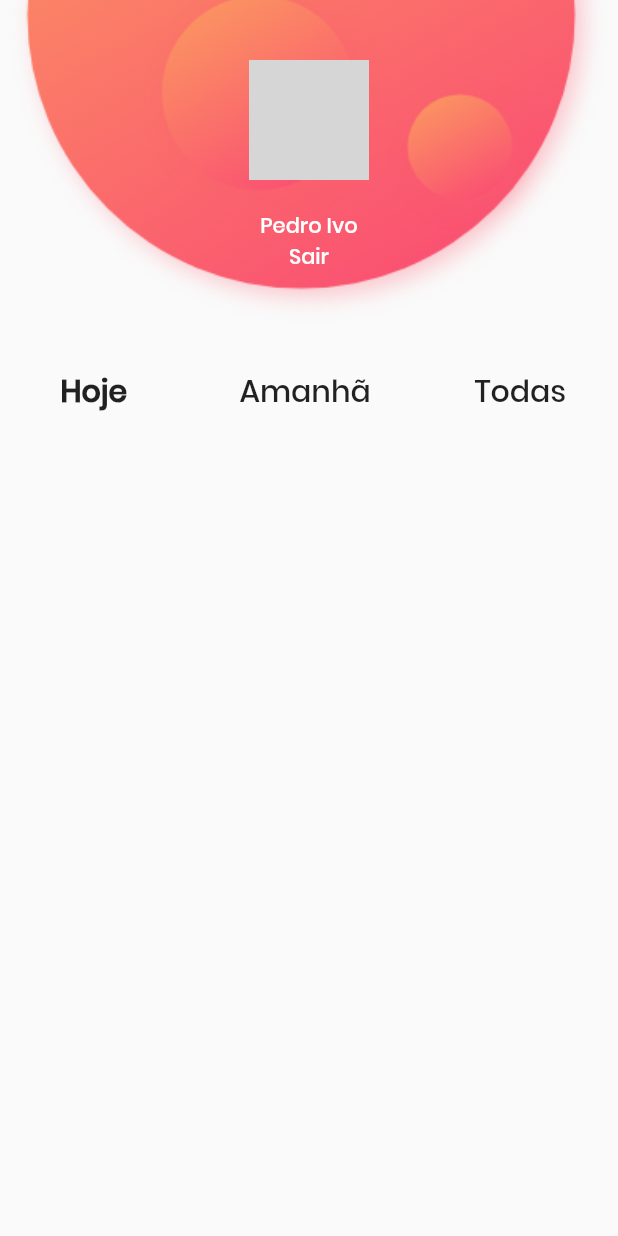
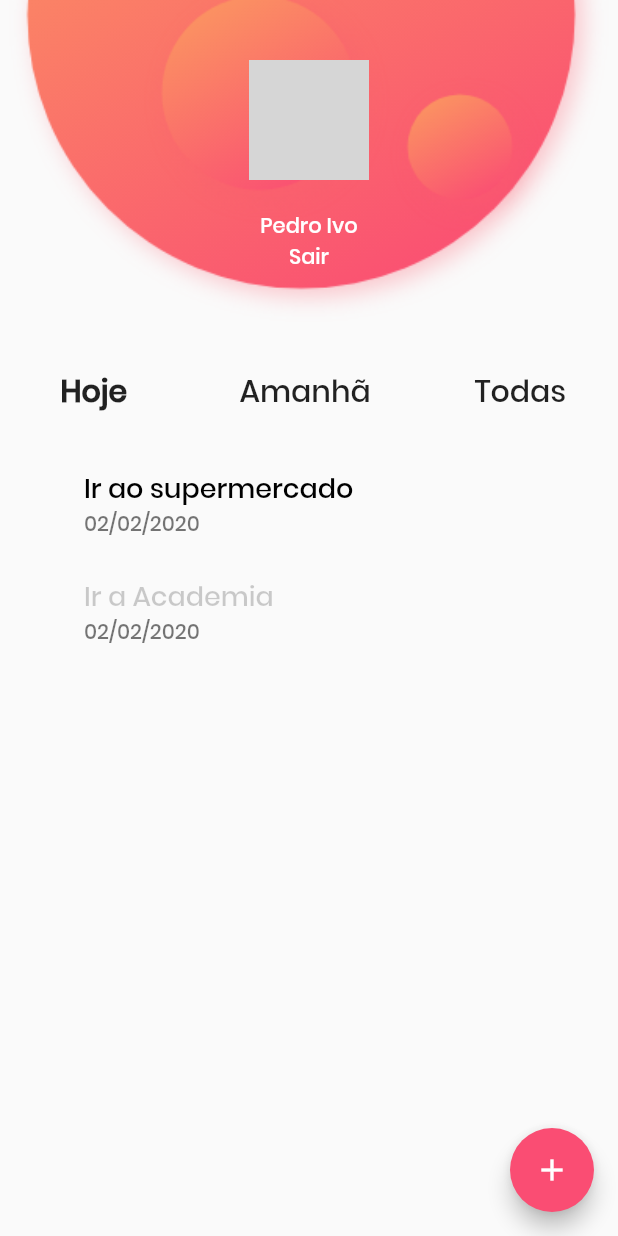
Before and after one commit to pedrosales/flutter-todo-app, a Flutter app: the screen it shows after launch, on a phone screen of 412 x 824 dp. Run offline on Flutter 3.47's test engine with Material 2 defaults, Android fonts, the phone set to English and light mode, and no system bars; network calls fail; grey boxes are pictures that could not be loaded.

Commit message:
todo list

```diff
--- a/lib/views/home.view.dart
+++ b/lib/views/home.view.dart
@@ -1,5 +1,6 @@
 import 'package:flutter/material.dart';
 import 'package:todos/widgets/navbar.widget.dart';
+import 'package:todos/widgets/todo-list.widget.dart';
 import 'package:todos/widgets/user-card.widget.dart';
 
 class HomeView extends StatelessWidget {
@@ -10,7 +11,19 @@ class HomeView extends StatelessWidget {
         children: <Widget>[
           UserCard(),
           Navbar(),
+          Expanded(
+            child: Container(
+              child: TodoList(),
+            ),
+          ),
         ],
+      ),
+      floatingActionButton: FloatingActionButton(
+        child: Icon(
+          Icons.add,
+        ),
+        onPressed: () {},
+        backgroundColor: Theme.of(context).primaryColor,
       ),
     );
   }
--- /dev/null
+++ b/lib/widgets/todo-list.widget.dart
@@ -0,0 +1,38 @@
+import 'package:flutter/material.dart';
+
+class TodoList extends StatelessWidget {
+  @override
+  Widget build(BuildContext context) {
+    return ListView(
+      padding: EdgeInsets.only(
+        left: 40,
+      ),
+      children: <Widget>[
+        ListTile(
+          title: Text(
+            "Ir ao supermercado",
+            style: TextStyle(
+              fontSize: 18,
+              color: Colors.black,
+            ),
+          ),
+          subtitle: Text(
+            "02/02/2020",
+          ),
+        ),
+        ListTile(
+          title: Text(
+            "Ir a Academia",
+            style: TextStyle(
+              fontSize: 18,
+              color: Colors.black.withOpacity(0.2),
+            ),
+          ),
+          subtitle: Text(
+            "02/02/2020",
+          ),
+        ),
+      ],
+    );
+  }
+}
```
